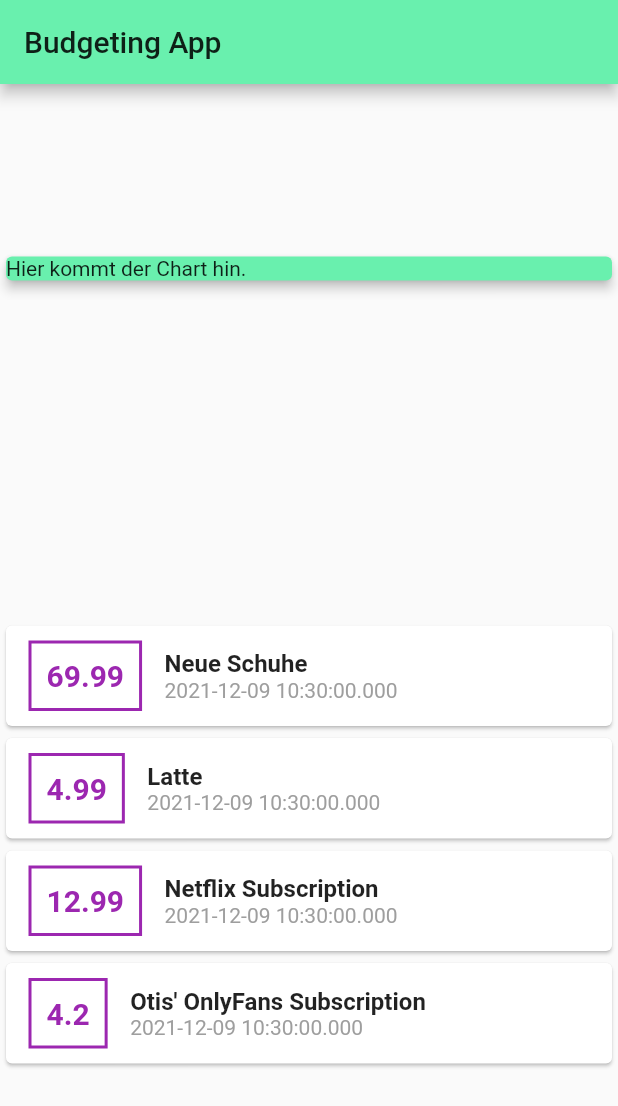
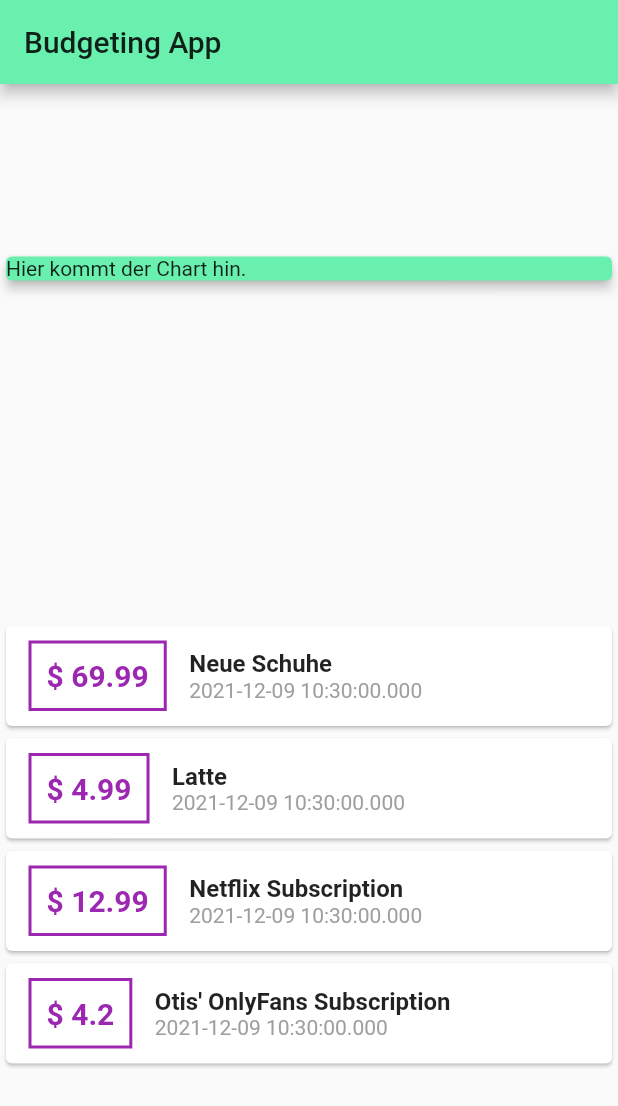
Before and after one commit to NightmindOfficial/fl_budget, a Flutter app: the screen it shows after launch, on a phone screen of 412 x 824 dp. Shown: the top 1106 px of the screen. Run offline on Flutter 3.47's test engine with Material 2 defaults, Android fonts, the phone set to English and light mode, and no system bars.

Commit message:
Video 77

```diff
--- a/lib/main.dart
+++ b/lib/main.dart
@@ -84,7 +84,7 @@
                       ),
                       padding: EdgeInsets.all(10),
                       child: Text(
-                        e.amount.toString(),
+                        '\$ ${e.amount}',
                         style: TextStyle(
                           fontWeight: FontWeight.bold,
                           fontSize: 20,
```
